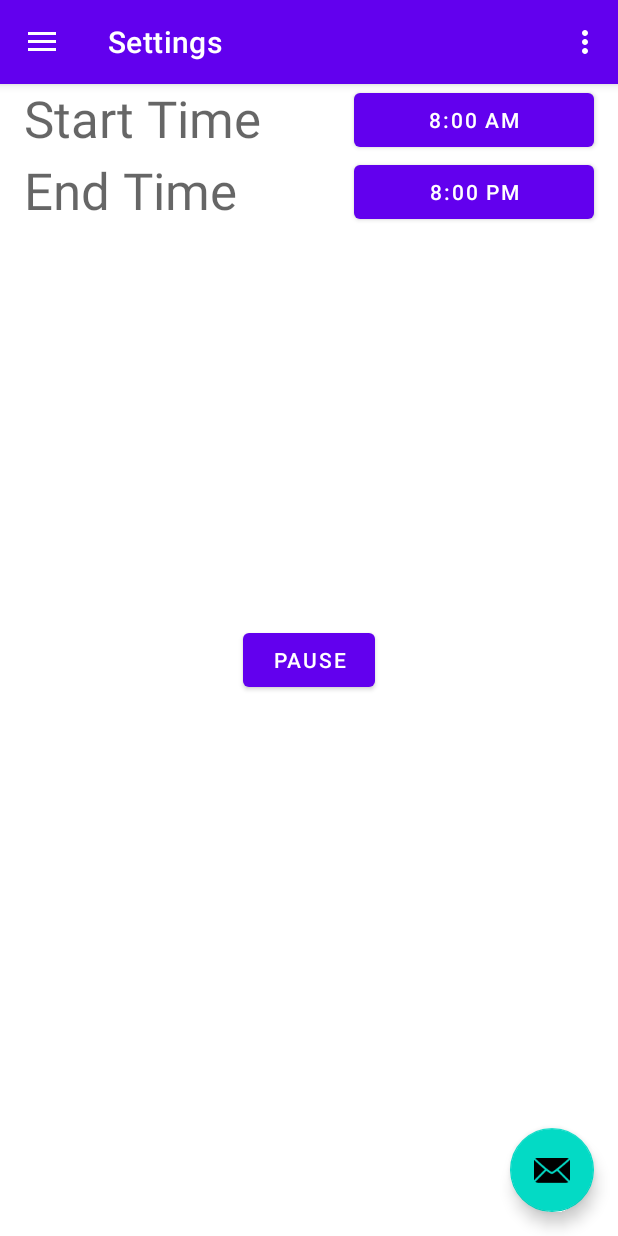
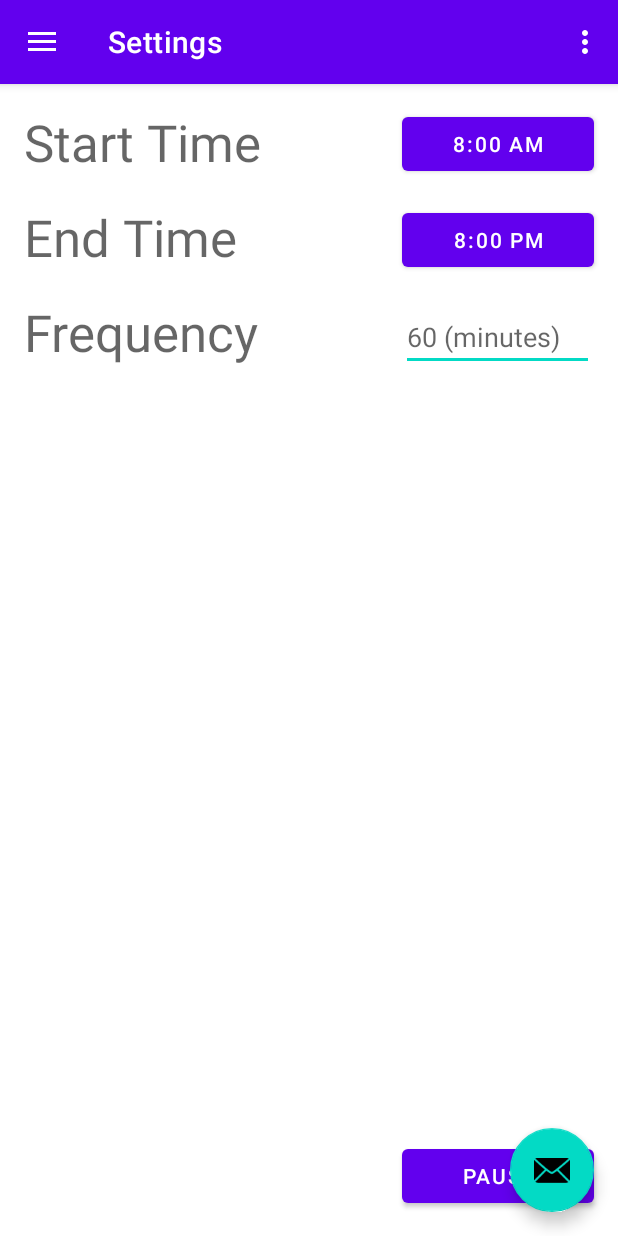
Before and after one commit to ChristopherRogers1991/ExerciseReminders, an Android app: the screen it shows after launch (MainActivity), in the side drawer, after a tap on "Settings", on a phone screen of 412 x 824 dp. Run offline under Robolectric (Android 15) with nearby library versions, the phone set to English and light mode, and no system bars; our stand-ins replace navigation-ui.

Commit message:
Add frequency input to layout (not wired)

```diff
--- a/app/src/main/res/layout/fragment_settings.xml
+++ b/app/src/main/res/layout/fragment_settings.xml
@@ -10,31 +10,36 @@
         android:id="@+id/pauseButton"
         android:layout_width="wrap_content"
         android:layout_height="wrap_content"
+        android:layout_marginStart="16dp"
+        android:layout_marginEnd="16dp"
+        android:layout_marginBottom="16dp"
+        android:ems="8"
         android:text="Pause"
         app:layout_constraintBottom_toBottomOf="parent"
         app:layout_constraintEnd_toEndOf="parent"
-        app:layout_constraintStart_toStartOf="parent"
-        app:layout_constraintTop_toTopOf="parent" />
+        app:layout_constraintStart_toStartOf="@+id/guideline" />
 
     <Button
         android:id="@+id/startTimeButton"
         android:layout_width="wrap_content"
         android:layout_height="wrap_content"
+        android:layout_marginStart="16dp"
+        android:layout_marginTop="16dp"
         android:layout_marginEnd="16dp"
-        android:ems="10"
+        android:ems="8"
         android:text="8:00 AM"
         app:layout_constraintEnd_toEndOf="parent"
+        app:layout_constraintStart_toStartOf="@+id/guideline"
         app:layout_constraintTop_toTopOf="parent" />
 
     <TextView
         android:id="@+id/startTimeText"
-        android:layout_width="0dp"
-        android:layout_height="0dp"
+        android:layout_width="217dp"
+        android:layout_height="47dp"
         android:layout_marginStart="16dp"
+        android:layout_marginTop="16dp"
         android:text="Start Time"
         android:textAppearance="@style/TextAppearance.AppCompat.Display1"
-        app:layout_constraintBottom_toBottomOf="@+id/startTimeButton"
-        app:layout_constraintEnd_toStartOf="@+id/startTimeButton"
         app:layout_constraintStart_toStartOf="parent"
         app:layout_constraintTop_toTopOf="parent" />
 
@@ -42,22 +47,56 @@
         android:id="@+id/endTimeButton"
         android:layout_width="wrap_content"
         android:layout_height="wrap_content"
+        android:layout_marginStart="16dp"
+        android:layout_marginTop="16dp"
         android:layout_marginEnd="16dp"
-        android:ems="10"
-        android:text="8:00 PM"
+        android:ems="8"
+        android:text="12:00 PM"
         app:layout_constraintEnd_toEndOf="parent"
+        app:layout_constraintStart_toStartOf="@+id/guideline"
         app:layout_constraintTop_toBottomOf="@+id/startTimeButton" />
 
     <TextView
         android:id="@+id/endTimeText"
-        android:layout_width="0dp"
-        android:layout_height="0dp"
+        android:layout_width="217dp"
+        android:layout_height="47dp"
         android:layout_marginStart="16dp"
+        android:layout_marginTop="16dp"
         android:text="End Time"
         android:textAppearance="@style/TextAppearance.AppCompat.Display1"
-        app:layout_constraintBottom_toBottomOf="@+id/endTimeButton"
-        app:layout_constraintEnd_toStartOf="@+id/endTimeButton"
-        app:layout_constraintTop_toBottomOf="@id/startTimeText"
-        app:layout_constraintStart_toStartOf="parent" />
+        app:layout_constraintStart_toStartOf="parent"
+        app:layout_constraintTop_toBottomOf="@+id/startTimeText" />
+
+    <TextView
+        android:id="@+id/frequencyText"
+        android:layout_width="186dp"
+        android:layout_height="47dp"
+        android:layout_marginStart="16dp"
+        android:layout_marginTop="16dp"
+        android:text="Frequency"
+        android:textAppearance="@style/TextAppearance.AppCompat.Display1"
+        app:layout_constraintStart_toStartOf="parent"
+        app:layout_constraintTop_toBottomOf="@+id/endTimeText" />
+
+    <EditText
+        android:id="@+id/frequencyInput"
+        android:layout_width="0dp"
+        android:layout_height="wrap_content"
+        android:layout_marginStart="16dp"
+        android:layout_marginTop="18dp"
+        android:layout_marginEnd="16dp"
+        android:ems="8"
+        android:hint="60 (minutes)"
+        android:inputType="number"
+        app:layout_constraintEnd_toEndOf="parent"
+        app:layout_constraintStart_toStartOf="@+id/guideline"
+        app:layout_constraintTop_toBottomOf="@+id/endTimeButton" />
+
+    <androidx.constraintlayout.widget.Guideline
+        android:id="@+id/guideline"
+        android:layout_width="wrap_content"
+        android:layout_height="wrap_content"
+        android:orientation="vertical"
+        app:layout_constraintGuide_end="161dp" />
 
 </androidx.constraintlayout.widget.ConstraintLayout>
```
